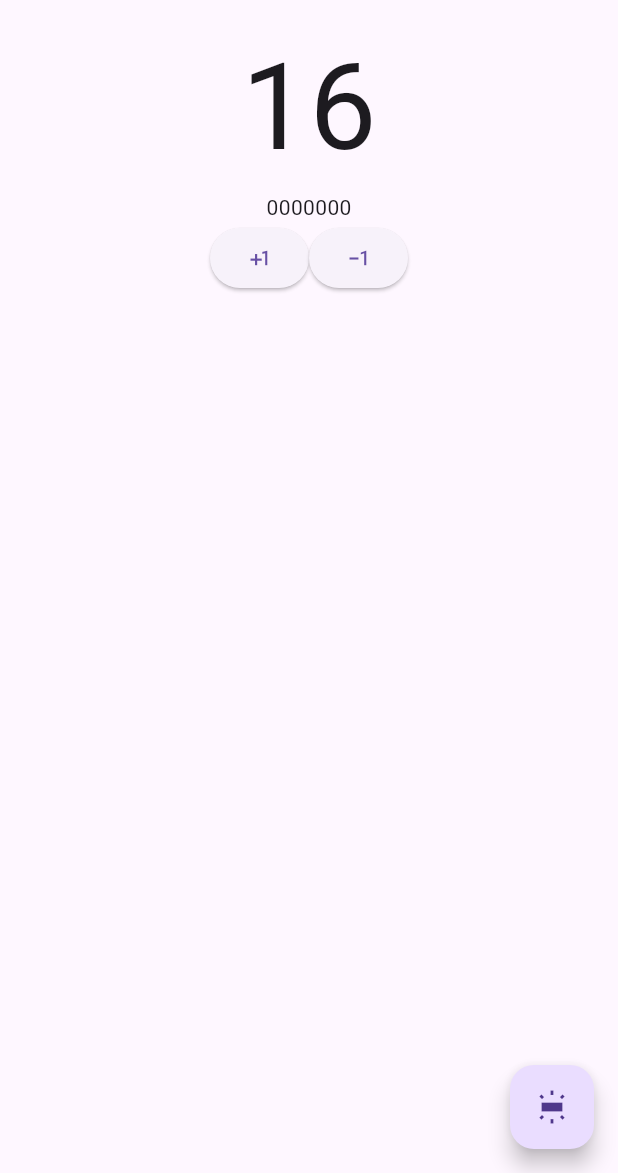
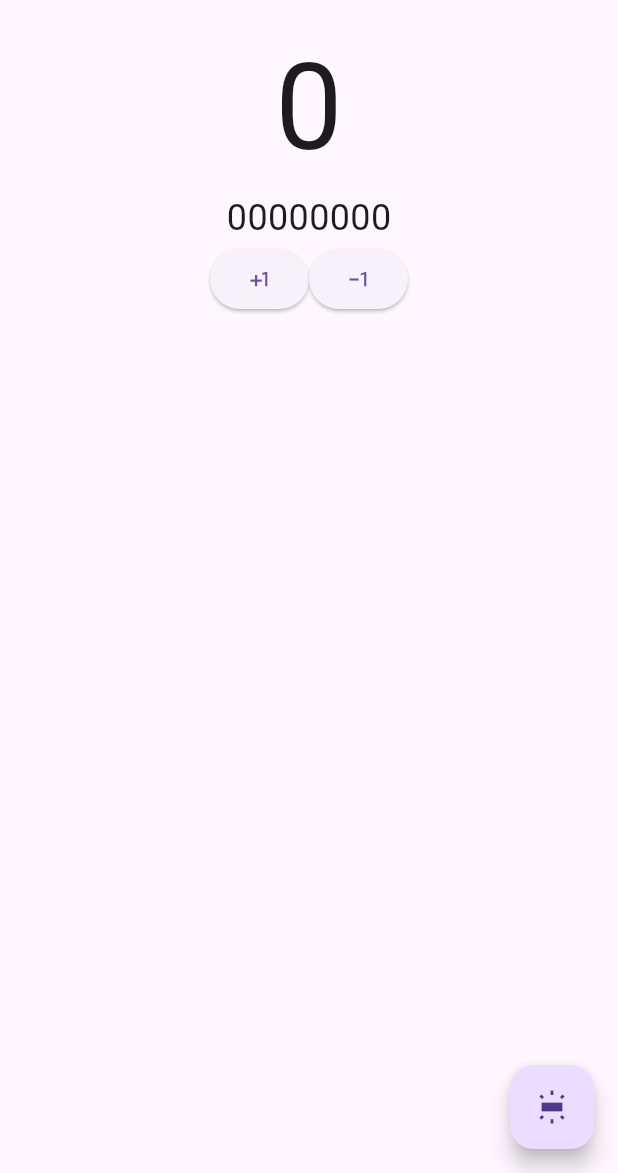
Before and after one commit to kondosoya/flutter_application_1, a Flutter app: the screen it shows after launch, on a phone screen of 412 x 824 dp, the part 63-1236 px from its top. Run offline on Flutter 3.47's test engine with Material 3 defaults, Android fonts, the phone set to English and light mode, and no system bars.

Commit message:
bin counter complete

```diff
--- a/lib/main.dart
+++ b/lib/main.dart
@@ -24,7 +24,7 @@ class MyHome extends StatefulWidget {
 }
 
 class _MyHomeState extends State<MyHome> {
-  int count = 16;
+  int count = 0;
   @override
   Widget build(BuildContext context) {
     return Scaffold(
@@ -47,13 +47,14 @@ class _MyHomeState extends State<MyHome> {
               //binの内容を表示
               mainAxisAlignment: MainAxisAlignment.center,
               children: [
-                BinDigit(),
-                BinDigit(),
-                BinDigit(),
-                BinDigit(),
-                BinDigit(),
-                BinDigit(),
-                BinDigit(),
+                BinDigit(value: count, digit: 7),
+                BinDigit(value: count, digit: 6),
+                BinDigit(value: count, digit: 5),
+                BinDigit(value: count, digit: 4),
+                BinDigit(value: count, digit: 3),
+                BinDigit(value: count, digit: 2),
+                BinDigit(value: count, digit: 1),
+                BinDigit(value: count, digit: 0),
               ],
             ),
             Row(
@@ -84,10 +85,23 @@ class _MyHomeState extends State<MyHome> {
 //binaryはstatefulの下にあるのでstatelessでいい．
 
 class BinDigit extends StatelessWidget {
-  const BinDigit({super.key});
+  final int value;
+  final int digit;
+  const BinDigit(
+      {super.key,
+      required this.value,
+      required this.digit}); //requiredこれなしでは渡せない,「this.」これでシンプル
 
   @override
   Widget build(BuildContext context) {
-    return Text("0");
+    return Text((value & (1 << digit) != 0) ? "1" : "0",
+        style: TextStyle(fontSize: 24));
+    //return Text("$value");
   }
 }
+
+// if (value & (1 << digit) != 0) {
+//       return Text("1");
+//     } else {
+//       return Text("0");
+//     }
```
